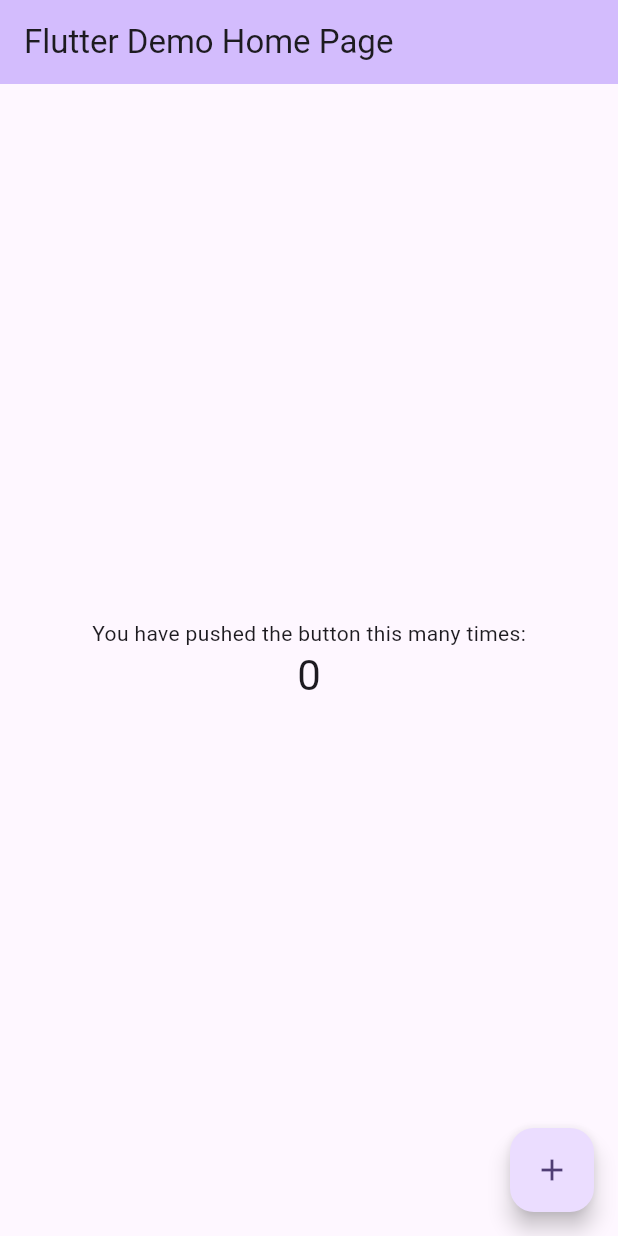
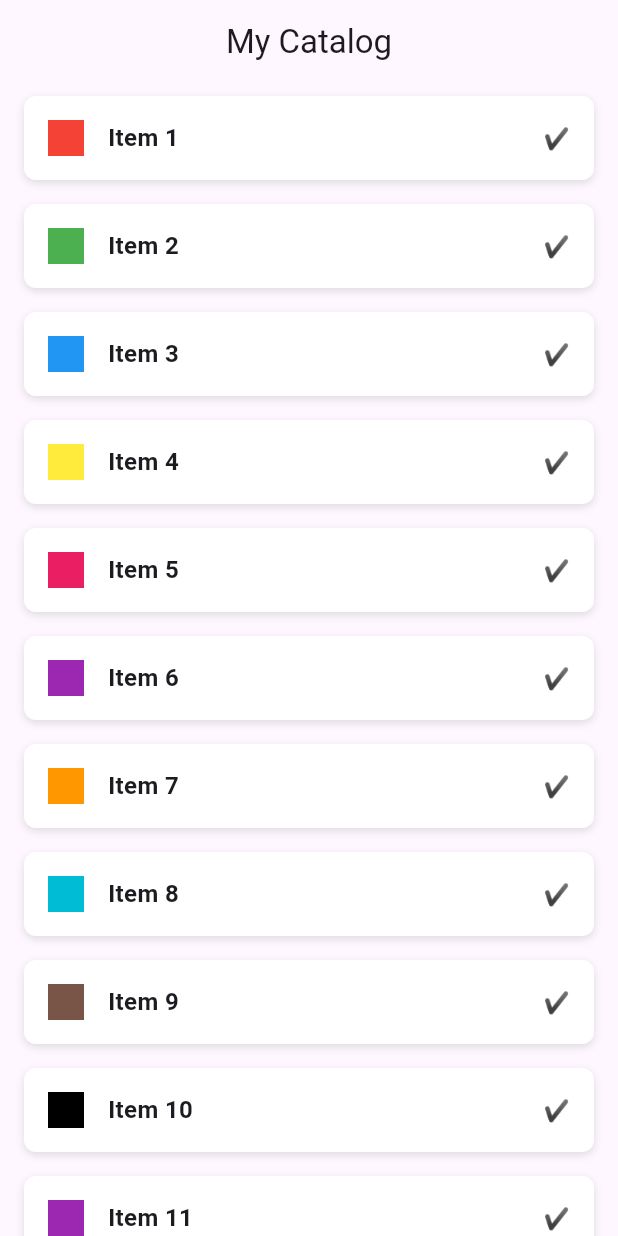
Before and after one commit to aSpring712/dart-flutter, a Flutter app: the screen it shows after launch, on a phone screen of 412 x 824 dp. Run offline on Flutter 3.47's test engine with Material 3 defaults, Android fonts, the phone set to English and light mode, and no system bars; our stand-ins replace font_awesome_flutter, google_fonts.

Commit message:
진행 중

```diff
--- /dev/null
+++ b/class_statement/lib/common/models/vo_catalog.dart
@@ -0,0 +1,31 @@
+import 'package:flutter/material.dart';
+
+// vo -> catalog vo 객체
+
+class Catalog {
+  Color color;
+  String title;
+  // bool isCart; // 문법상으로 문제는 없지만 Catalog 데이터만 있어야 하는 곳에 Cart에 담긴 여부는 얘가 관리할 대상이 아니므로 틀린 문법(객체지향)
+
+  // Named 생성자
+  Catalog.name({required this.color, required this.title});
+}
+
+// 샘플 데이터 (이번 프로젝트에서는 통신을 통해서 받았다고 가정 합니다) -> 전역 데이터
+List<Catalog> catalogListSample = [
+  Catalog.name(color: Colors.red, title: 'Item 1'),
+  Catalog.name(color: Colors.green, title: 'Item 2'),
+  Catalog.name(color: Colors.blue, title: 'Item 3'),
+  Catalog.name(color: Colors.yellow, title: 'Item 4'),
+  Catalog.name(color: Colors.pink, title: 'Item 5'),
+  Catalog.name(color: Colors.purple, title: 'Item 6'),
+  Catalog.name(color: Colors.orange, title: 'Item 7'),
+  Catalog.name(color: Colors.cyan, title: 'Item 8'),
+  Catalog.name(color: Colors.brown, title: 'Item 9'),
+  Catalog.name(color: Colors.black, title: 'Item 10'),
+  Catalog.name(color: Colors.purple, title: 'Item 11'),
+  Catalog.name(color: Colors.orange, title: 'Item 12'),
+  Catalog.name(color: Colors.cyan, title: 'Item 13'),
+  Catalog.name(color: Colors.brown, title: 'Item 14'),
+  Catalog.name(color: Colors.black, title: 'Item 15'),
+];
--- /dev/null
+++ b/class_statement/lib/common/w_catalog_item.dart
@@ -0,0 +1,72 @@
+// w -> 하나의 위젯 또는 컴포넌트
+import 'package:class_statement/common/models/vo_catalog.dart';
+import 'package:flutter/material.dart';
+
+class CatalogItem extends StatelessWidget {
+
+  // 속성 - 색상, 타이틀 --> 객체. Catalog VO로 만들어 둠
+  final Catalog catalog; // 색상, 타이틀이 들어있는 Catalog VO
+  final bool isInCart; // 카트에 담겼는지 여부
+  // 부모 : Cart, CatalogList -> 의 부모 Catalog 위젯 -> 의 부모 HomeScreen
+  // 결국 HomeScreen1의 onPressedCatalog까지 가야 함
+  final void Function(Catalog catalog) onPressedCatalog;
+
+  // 생성자
+  const CatalogItem({
+    super.key,
+    required this.catalog,
+    required this.isInCart,
+    required this.onPressedCatalog
+  });
+
+  @override
+  Widget build(BuildContext context) {
+    return Container(
+      margin: const EdgeInsets.symmetric(horizontal: 16.0, vertical: 8.0), // 똑같은 객체를 다시 만들지 않고 만들어 진 것을 그대로 쓰기 위해 const
+      padding: const EdgeInsets.all(16.0),
+      decoration: BoxDecoration(
+        color: Colors.white,
+        borderRadius: BorderRadius.circular(8.0),
+        boxShadow: const [
+          BoxShadow(
+            color: Colors.black12,
+            blurRadius: 4,
+            offset: Offset(0, 2), // x, y
+          )
+        ],
+      ),
+      child: Row(
+        children: [
+          Container(
+            width: 24,
+            height: 24,
+            color: catalog.color,
+          ),
+          const SizedBox(width: 16.0),
+          Expanded(
+            child: Text(
+              catalog.title,
+              style: const TextStyle(
+                  fontSize: 16.0,
+                  fontWeight: FontWeight.bold
+              ),
+            ),
+          ),
+          const SizedBox(width: 16.0),
+          InkWell(
+            onTap: () {
+              print("${catalog.title} : 이벤트 발생");
+            },
+            child: Text(
+              isInCart ? '✔' : 'ADD',
+              style: TextStyle(
+                color: isInCart ? Colors.grey : Colors.green,
+                fontWeight: FontWeight.bold,
+              ),
+            ),
+          )
+        ],
+      ),
+    );
+  }
+}
--- a/class_statement/lib/main.dart
+++ b/class_statement/lib/main.dart
@@ -1,3 +1,4 @@
+import 'package:class_statement/stateful_widget/s_home_1.dart';
 import 'package:flutter/material.dart';
 
 void main() {
@@ -7,119 +8,11 @@
 class MyApp extends StatelessWidget {
   const MyApp({super.key});
 
-  // This widget is the root of your application.
   @override
   Widget build(BuildContext context) {
     return MaterialApp(
-      title: 'Flutter Demo',
-      theme: ThemeData(
-        // This is the theme of your application.
-        //
-        // TRY THIS: Try running your application with "flutter run". You'll see
-        // the application has a purple toolbar. Then, without quitting the app,
-        // try changing the seedColor in the colorScheme below to Colors.green
-        // and then invoke "hot reload" (save your changes or press the "hot
-        // reload" button in a Flutter-supported IDE, or press "r" if you used
-        // the command line to start the app).
-        //
-        // Notice that the counter didn't reset back to zero; the application
-        // state is not lost during the reload. To reset the state, use hot
-        // restart instead.
-        //
-        // This works for code too, not just values: Most code changes can be
-        // tested with just a hot reload.
-        colorScheme: ColorScheme.fromSeed(seedColor: Colors.deepPurple),
-        useMaterial3: true,
-      ),
-      home: const MyHomePage(title: 'Flutter Demo Home Page'),
+      debugShowCheckedModeBanner: false,
+      home: HomeScreen1(),
     );
   }
 }
-
-class MyHomePage extends StatefulWidget {
-  const MyHomePage({super.key, required this.title});
-
-  // This widget is the home page of your application. It is stateful, meaning
-  // that it has a State object (defined below) that contains fields that affect
-  // how it looks.
-
-  // This class is the configuration for the state. It holds the values (in this
-  // case the title) provided by the parent (in this case the App widget) and
-  // used by the build method of the State. Fields in a Widget subclass are
-  // always marked "final".
-
-  final String title;
-
-  @override
-  State<MyHomePage> createState() => _MyHomePageState();
-}
-
-class _MyHomePageState extends State<MyHomePage> {
-  int _counter = 0;
-
-  void _incrementCounter() {
-    setState(() {
-      // This call to setState tells the Flutter framework that something has
-      // changed in this State, which causes it to rerun the build method below
-      // so that the display can reflect the updated values. If we changed
-      // _counter without calling setState(), then the build method would not be
-      // called again, and so nothing would appear to happen.
-      _counter++;
-    });
-  }
-
-  @override
-  Widget build(BuildContext context) {
-    // This method is rerun every time setState is called, for instance as done
-    // by the _incrementCounter method above.
-    //
-    // The Flutter framework has been optimized to make rerunning build methods
-    // fast, so that you can just rebuild anything that needs updating rather
-    // than having to individually change instances of widgets.
-    return Scaffold(
-      appBar: AppBar(
-        // TRY THIS: Try changing the color here to a specific color (to
-        // Colors.amber, perhaps?) and trigger a hot reload to see the AppBar
-        // change color while the other colors stay the same.
-        backgroundColor: Theme.of(context).colorScheme.inversePrimary,
-        // Here we take the value from the MyHomePage object that was created by
-        // the App.build method, and use it to set our appbar title.
-        title: Text(widget.title),
-      ),
-      body: Center(
-        // Center is a layout widget. It takes a single child and positions it
-        // in the middle of the parent.
-        child: Column(
-          // Column is also a layout widget. It takes a list of children and
-          // arranges them vertically. By default, it sizes itself to fit its
-          // children horizontally, and tries to be as tall as its parent.
-          //
-          // Column has various properties to control how it sizes itself and
-          // how it positions its children. Here we use mainAxisAlignment to
-          // center the children vertically; the main axis here is the vertical
-          // axis because Columns are vertical (the cross axis would be
-          // horizontal).
-          //
-          // TRY THIS: Invoke "debug painting" (choose the "Toggle Debug Paint"
-          // action in the IDE, or press "p" in the console), to see the
-          // wireframe for each widget.
-          mainAxisAlignment: MainAxisAlignment.center,
-          children: <Widget>[
-            const Text(
-              'You have pushed the button this many times:',
-            ),
-            Text(
-              '$_counter',
-              style: Theme.of(context).textTheme.headlineMedium,
-            ),
-          ],
-        ),
-      ),
-      floatingActionButton: FloatingActionButton(
-        onPressed: _incrementCounter,
-        tooltip: 'Increment',
-        child: const Icon(Icons.add),
-      ), // This trailing comma makes auto-formatting nicer for build methods.
-    );
-  }
-}
--- /dev/null
+++ b/class_statement/lib/stateful_widget/f_cart.dart
@@ -0,0 +1,11 @@
+// 전체 화면에서 어디서든 쓸 수 있는 조각 -> flagment
+import 'package:flutter/material.dart';
+
+class CartWidget extends StatelessWidget {
+  const CartWidget({super.key});
+
+  @override
+  Widget build(BuildContext context) {
+    return const Placeholder();
+  }
+}
--- /dev/null
+++ b/class_statement/lib/stateful_widget/f_catalog.dart
@@ -0,0 +1,34 @@
+// 전체 화면에서 어디서든 쓸 수 있는 조각 -> flagment
+import 'package:class_statement/common/w_catalog_item.dart';
+import 'package:flutter/material.dart';
+
+import '../common/models/vo_catalog.dart';
+
+class CatalogWidget extends StatelessWidget {
+
+  // 통신을 통해 받은 데이터가 필요함
+  final List<Catalog> responseListData;
+  // 내 카트에 담은 데이터 정보가 필요함
+  final List<Catalog> cartCatalogList;
+  final void Function(Catalog catalog) onPressedCatalog;
+
+  const CatalogWidget({
+    super.key,
+    required this.responseListData,
+    required this.cartCatalogList,
+    required this.onPressedCatalog});
+
+  @override
+  Widget build(BuildContext context) {
+    return ListView.builder(
+        itemCount: responseListData.length, // 만큼 반복을 돌릴 것
+        itemBuilder: (context, index) {
+          Catalog catalog = responseListData[index];
+          return CatalogItem(
+              catalog: catalog,
+              isInCart: true,
+              onPressedCatalog: onPressedCatalog);
+        },
+    );
+  }
+}
--- /dev/null
+++ b/class_statement/lib/stateful_widget/s_home_1.dart
@@ -0,0 +1,71 @@
+import 'package:flutter/material.dart';
+
+import '../common/models/vo_catalog.dart';
+import 'f_cart.dart';
+import 'f_catalog.dart';
+
+// 상태가 있는 위젯 생성
+class HomeScreen1 extends StatefulWidget {
+  const HomeScreen1({super.key});
+
+  @override
+  State<HomeScreen1> createState() => _HomeScreen1State();
+}
+
+// 상태 관리 - StatefulWidget 활용
+// 상태가 있는 위젯 생성
+class _HomeScreen1State extends State<HomeScreen1> {
+
+  // bottom navigation bar
+  // 현재 선택된 index
+  int currentIndex = 0;
+  // 선택된 카탈로그 정보를 담을 수 있는 자료 구조 선언
+  List<Catalog> catalogList = []; // CatalogWidget, CartWidget에서 써야해서 부모인 HomeScreen에서 상태 관리
+
+  // 샘플 데이터 (local DB, 통신을 통해 데이터를 가져왔다고 가정)
+  // late -> lazy loading
+  late List<Catalog> responseListData; // null safety라서 초기화 안되면 오류가 나지만 late는 lazy loading이므로 가능
+
+  // 메모리에 올라갈 때 딱 한번만 초기화되는 부분
+  @override
+  void initState() {
+    super.initState();
+    // 주의. initState <- 위젯을 업데이트 하는 코드를 사용하면 안된다!! (버그 발생할 가능성이 높음)
+    // 가능한 데이터 초기화 처리만 사용하자
+    responseListData = catalogListSample;
+  }
+
+  // 콜백 받을 메서드 선언
+  void onPressedCatalog(Catalog catalog) { // Obj를 callback으로 넘겨받을 것
+    // 콜백이 일어나면 UI 업데이터 처리
+    setState(() {
+      if(catalogList.contains(catalog)) {
+        // 리스트에 object를 포함하고 있다면 삭제 처리
+        catalogList.remove(catalog);
+      } else {
+        catalogList.add(catalog);
+      }
+    });
+  }
+
+
+  @override
+  Widget build(BuildContext context) {
+    return Scaffold(
+      appBar: AppBar(
+        centerTitle: true,
+        title: const Text('My Catalog'),
+      ),
+      // index stack 사용
+      body: IndexedStack(
+        children: [
+          CatalogWidget(
+            responseListData: responseListData,
+            cartCatalogList: catalogList,
+            onPressedCatalog: onPressedCatalog),
+          CartWidget(),
+        ],
+      ),
+    );
+  }
+}
```
